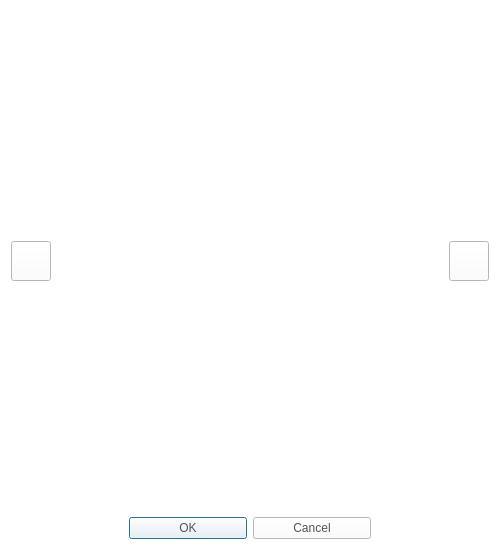
Qt form CaX/dialog/cdripinfodialog.ui (fsest4u/CaX_03) before a commit.
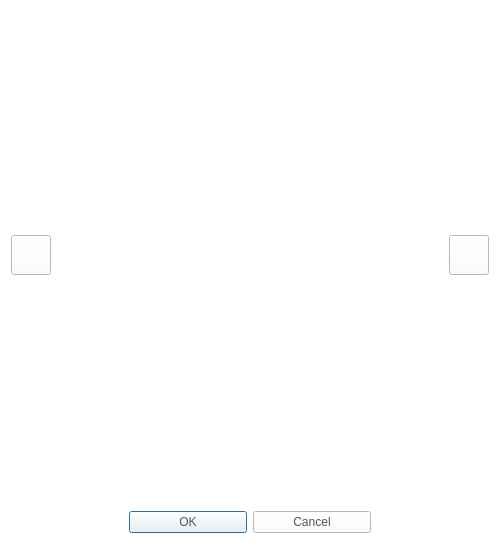
The same form after that commit. Icons and pictures are not drawn.

The edit to the form file:
```diff
--- a/CaX/dialog/cdripinfodialog.ui
+++ b/CaX/dialog/cdripinfodialog.ui
@@ -61,6 +61,12 @@
    </item>
    <item row="1" column="1">
     <widget class="QDialogButtonBox" name="buttonBox">
+     <property name="minimumSize">
+      <size>
+       <width>0</width>
+       <height>34</height>
+      </size>
+     </property>
      <property name="styleSheet">
       <string notr="true">QPushButton
 {
@@ -105,7 +111,7 @@
         <x>0</x>
         <y>0</y>
         <width>390</width>
-        <height>500</height>
+        <height>492</height>
        </rect>
       </property>
       <property name="styleSheet">
```
